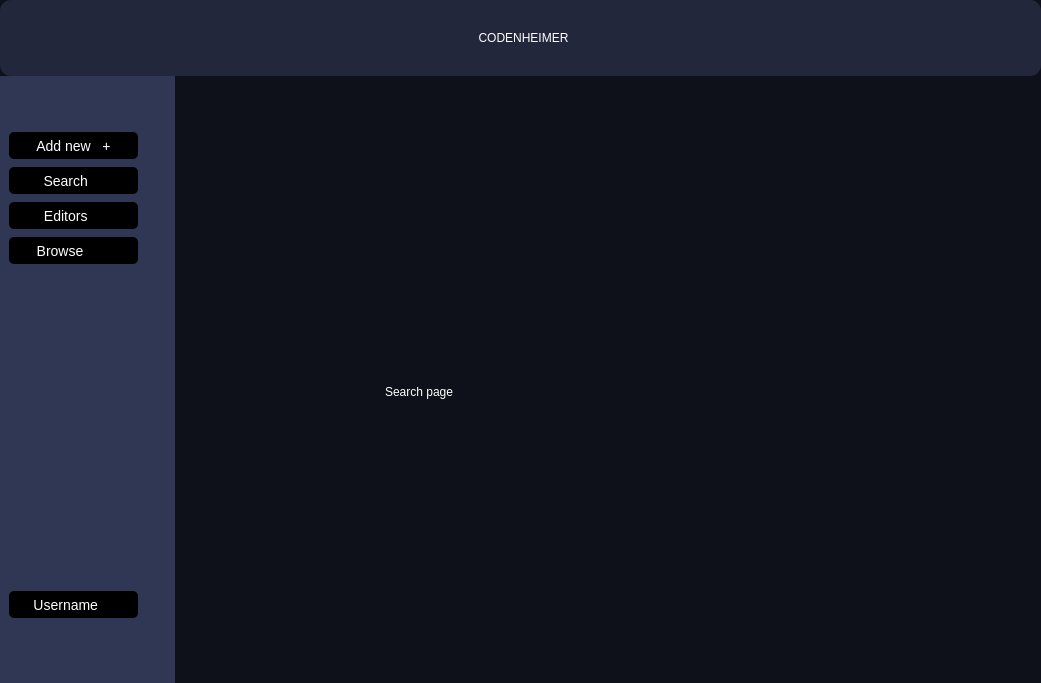
Qt form mainwindow.ui (Deatrax/codenheimer) before a commit.
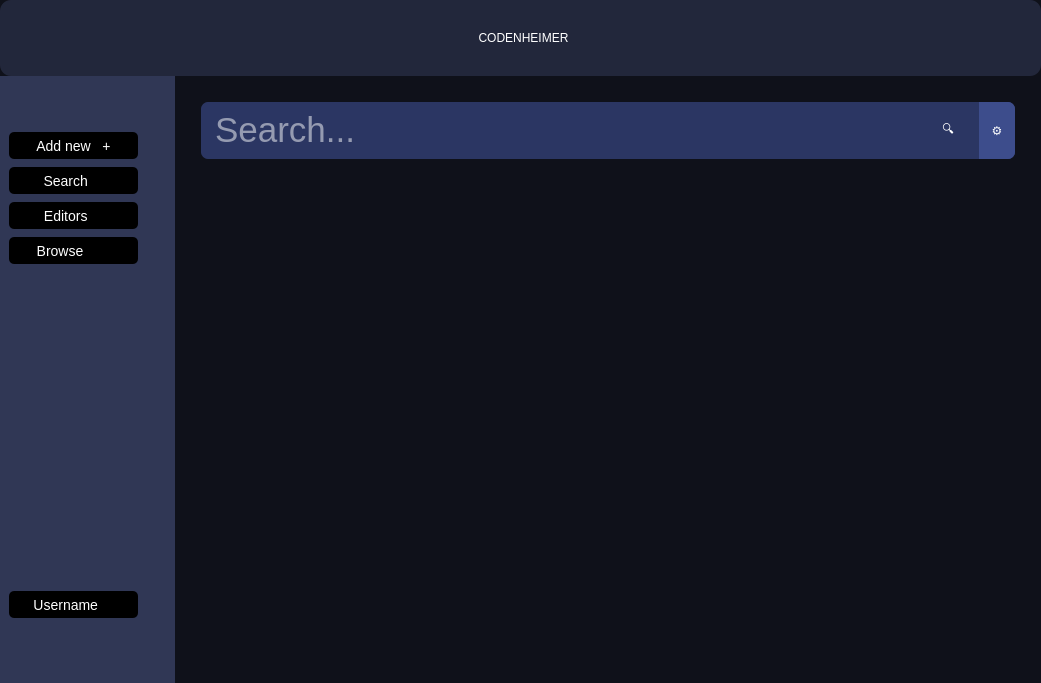
The same form after that commit. The open tabs and pages were chosen to show the change. Icons and pictures are not drawn.

Commit message: search page 80% ui done, ready for ryexocious

The edit to the form file:
```diff
--- a/mainwindow.ui
+++ b/mainwindow.ui
@@ -729,19 +729,142 @@
           </layout>
          </widget>
          <widget class="QWidget" name="searchPage">
-          <widget class="QLabel" name="label_3">
-           <property name="geometry">
-            <rect>
-             <x>210</x>
-             <y>250</y>
-             <width>331</width>
-             <height>131</height>
-            </rect>
+          <layout class="QVBoxLayout" name="verticalLayout_5">
+           <property name="spacing">
+            <number>18</number>
            </property>
-           <property name="text">
-            <string>Search page</string>
+           <property name="leftMargin">
+            <number>26</number>
            </property>
-          </widget>
+           <property name="topMargin">
+            <number>26</number>
+           </property>
+           <property name="rightMargin">
+            <number>26</number>
+           </property>
+           <property name="bottomMargin">
+            <number>5</number>
+           </property>
+           <item>
+            <widget class="QWidget" name="topSearchBarWidget" native="true">
+             <property name="sizePolicy">
+              <sizepolicy hsizetype="Preferred" vsizetype="Fixed">
+               <horstretch>0</horstretch>
+               <verstretch>0</verstretch>
+              </sizepolicy>
+             </property>
+             <property name="minimumSize">
+              <size>
+               <width>810</width>
+               <height>57</height>
+              </size>
+             </property>
+             <property name="styleSheet">
+              <string notr="true">QWidget#topSearchBarWidget{
+	background:#2B3663;
+	border-radius:7px;
+}</string>
+             </property>
+             <layout class="QHBoxLayout" name="horizontalLayout_13">
+              <property name="spacing">
+               <number>0</number>
+              </property>
+              <property name="leftMargin">
+               <number>0</number>
+              </property>
+              <property name="topMargin">
+               <number>0</number>
+              </property>
+              <property name="rightMargin">
+               <number>0</number>
+              </property>
+              <property name="bottomMargin">
+               <number>0</number>
+              </property>
+              <item>
+               <widget class="QLineEdit" name="searchBoxLineEdit">
+                <property name="font">
+                 <font>
+                  <pointsize>26</pointsize>
+                 </font>
+                </property>
+                <property name="styleSheet">
+                 <string notr="true">background:#2B3663;
+padding-left:12px;
+border:none;</string>
+                </property>
+                <property name="placeholderText">
+                 <string>Search...</string>
+                </property>
+               </widget>
+              </item>
+              <item>
+               <widget class="QPushButton" name="searchDummyIcon">
+                <property name="minimumSize">
+                 <size>
+                  <width>46</width>
+                  <height>57</height>
+                 </size>
+                </property>
+                <property name="maximumSize">
+                 <size>
+                  <width>46</width>
+                  <height>57</height>
+                 </size>
+                </property>
+                <property name="styleSheet">
+                 <string notr="true">background:#2B3663;
+padding-right:15px;
+border:none;</string>
+                </property>
+                <property name="text">
+                 <string>🔍</string>
+                </property>
+               </widget>
+              </item>
+              <item>
+               <widget class="QPushButton" name="snippetSettingsOnSearchPage">
+                <property name="minimumSize">
+                 <size>
+                  <width>36</width>
+                  <height>57</height>
+                 </size>
+                </property>
+                <property name="maximumSize">
+                 <size>
+                  <width>36</width>
+                  <height>57</height>
+                 </size>
+                </property>
+                <property name="styleSheet">
+                 <string notr="true">
+
+QPushButton{
+background:#3D4D8C;
+border-top-right-radius:7px;
+border-bottom-right-radius:7px;
+}
+
+QPushButton::hover{
+	background:#495FB6;
+}</string>
+                </property>
+                <property name="text">
+                 <string>⚙️</string>
+                </property>
+               </widget>
+              </item>
+             </layout>
+            </widget>
+           </item>
+           <item>
+            <widget class="QListWidget" name="snippetPreviewBoxAreaOnSearchPage">
+             <property name="styleSheet">
+              <string notr="true">border:none;</string>
+             </property>
+            </widget>
+           </item>
+          </layout>
          </widget>
          <widget class="QWidget" name="editorsPage">
           <layout class="QHBoxLayout" name="horizontalLayout_11">
```
Left out of the diff: 4 changed lines with no effect on the pictures. The commit also changes 2 other files.
